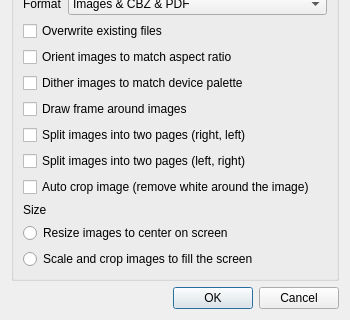
FooSoft/mangle, file mangle/ui/options.ui: the form before one commit; both pictures show x 0 to 350 and y 144 to 464 of the 350 by 464 pixel window.
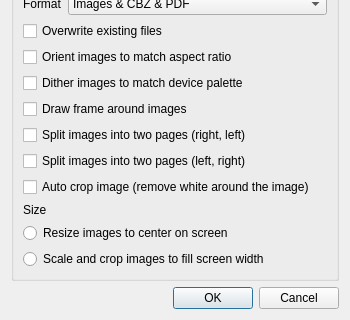
The form after the commit.

Commit message: only crop top and bottom of pages

Patch:
```diff
--- a/mangle/ui/options.ui
+++ b/mangle/ui/options.ui
@@ -217,7 +217,7 @@
       <item>
        <widget class="QRadioButton" name="checkboxScaleCrop">
         <property name="text">
-         <string>Scale and crop images to fill the screen</string>
+         <string>Scale and crop images to fill screen width</string>
         </property>
        </widget>
       </item>
```
The commit also changes 1 other file.
